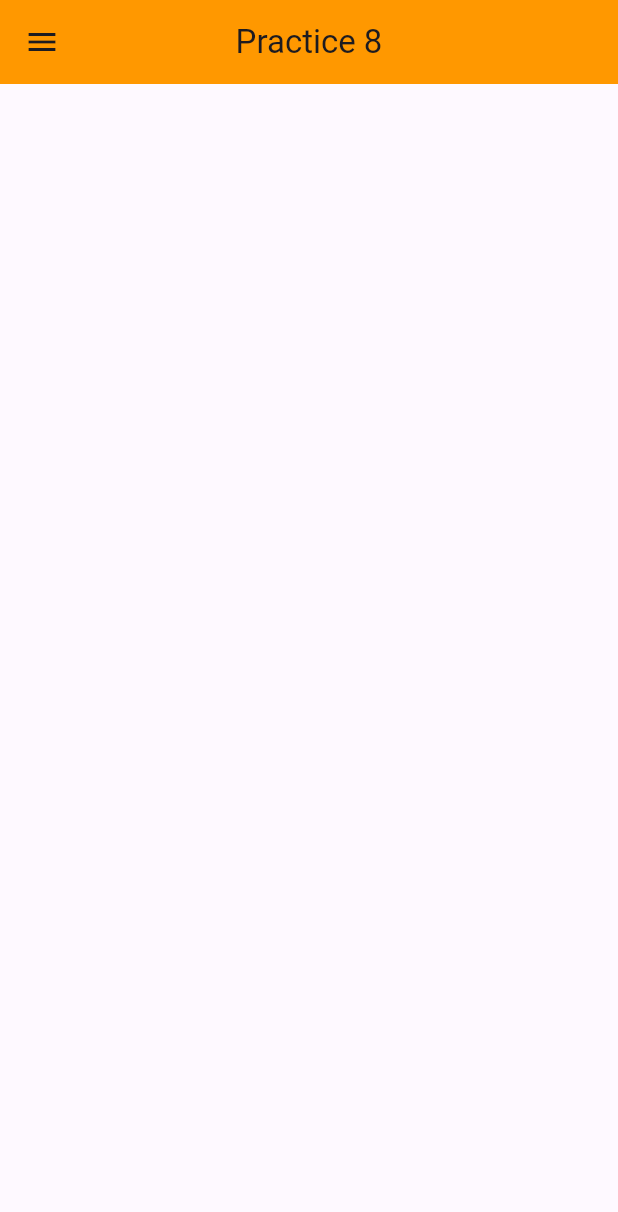
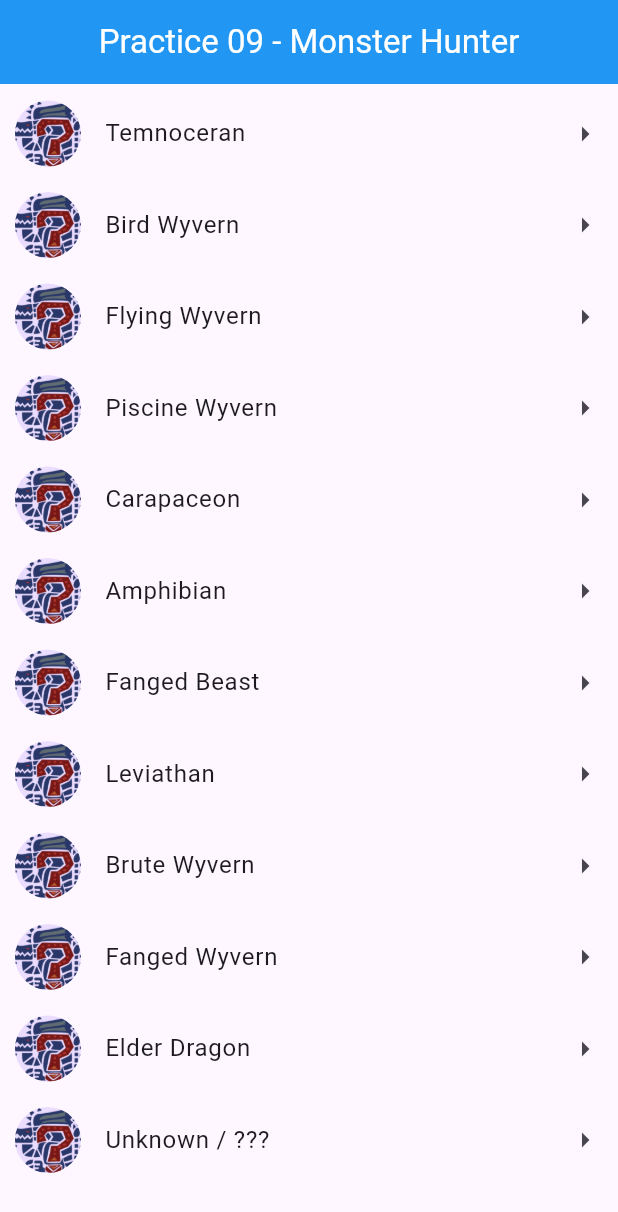
Before and after one commit to BlueMadnessVG/Flutter_CN, a Flutter app: the screen it shows after launch, on a phone screen of 412 x 824 dp. Shown: the top 1212 px of the screen. Run offline on Flutter 3.47's test engine with Material 2 defaults, Android fonts, the phone set to English and light mode, and no system bars.

Commit message:
practice 9

```diff
--- a/lib/main.dart
+++ b/lib/main.dart
@@ -1,5 +1,5 @@
 import 'package:flutter/material.dart';
-import 'package:flutter_application_1/src/HomaPage.dart';
+import 'package:flutter_application_1/src/list_page.dart';
 
 void main() {
   runApp(const MyApp());
@@ -33,7 +33,7 @@ class MyApp extends StatelessWidget {
       ),
       debugShowCheckedModeBanner: false,
       title: 'Practice 7',
-      home: const HomePage(),
+      home: const ListPage(),
     );
   }
 }
--- a/lib/src/HomaPage.dart
+++ /dev/null
@@ -1,29 +0,0 @@
-import 'package:flutter/material.dart';
-import 'package:flutter_application_1/src/main_drawer.dart';
-
-class HomePage extends StatefulWidget {
-  const HomePage({super.key});
-
-  @override
-  State<HomePage> createState() => _HomePageState();
-}
-
-class _HomePageState extends State<HomePage> {
-  @override
-  Widget build(BuildContext context) {
-    return Scaffold(
-      appBar: AppBar(
-        title: Text('Practice 8'),
-        elevation: 0.0,
-        centerTitle: true,
-        backgroundColor: Colors.orange,
-      ),
-      body: Container(
-        color: Colors.white30,
-      ),
-      drawer: Drawer(
-        child: MainDrawer(),
-      ),
-    );
-  }
-}
--- /dev/null
+++ b/lib/src/list_page.dart
@@ -0,0 +1,155 @@
+import 'package:flutter/material.dart';
+
+class ListPage extends StatelessWidget {
+  const ListPage({super.key});
+
+  @override
+  Widget build(BuildContext context) {
+    return Scaffold(
+      appBar: AppBar(
+        title: Text(
+          'Practice 09 - Monster Hunter',
+          style: TextStyle(color: Colors.white),
+        ),
+        centerTitle: true,
+        backgroundColor: Colors.blue,
+      ),
+      body: ListView(
+        children: [
+          ListTile(
+            contentPadding:
+                EdgeInsets.only(top: 5, left: 10, right: 10, bottom: 0.0),
+            title: Text('Temnoceran'),
+            leading: CircleAvatar(
+              radius: 22.0,
+              backgroundImage: AssetImage('assets/img/pngaaa.com-6740592.png'),
+            ),
+            trailing: Icon(Icons.arrow_right),
+            onTap: () {},
+          ),
+          ListTile(
+            contentPadding:
+                EdgeInsets.only(top: 5, left: 10, right: 10, bottom: 0.0),
+            title: Text('Bird Wyvern'),
+            leading: CircleAvatar(
+              radius: 22.0,
+              backgroundImage: AssetImage('assets/img/pngaaa.com-6740592.png'),
+            ),
+            trailing: Icon(Icons.arrow_right),
+            onTap: () {},
+          ),
+          ListTile(
+            contentPadding:
+                EdgeInsets.only(top: 5, left: 10, right: 10, bottom: 0.0),
+            title: Text('Flying Wyvern'),
+            leading: CircleAvatar(
+              radius: 22.0,
+              backgroundImage: AssetImage('assets/img/pngaaa.com-6740592.png'),
+            ),
+            trailing: Icon(Icons.arrow_right),
+            onTap: () {},
+          ),
+          ListTile(
+            contentPadding:
+                EdgeInsets.only(top: 5, left: 10, right: 10, bottom: 0.0),
+            title: Text('Piscine Wyvern'),
+            leading: CircleAvatar(
+              radius: 22.0,
+              backgroundImage: AssetImage('assets/img/pngaaa.com-6740592.png'),
+            ),
+            trailing: Icon(Icons.arrow_right),
+            onTap: () {},
+          ),
+          ListTile(
+            contentPadding:
+                EdgeInsets.only(top: 5, left: 10, right: 10, bottom: 0.0),
+            title: Text('Carapaceon'),
+            leading: CircleAvatar(
+              radius: 22.0,
+              backgroundImage: AssetImage('assets/img/pngaaa.com-6740592.png'),
+            ),
+            trailing: Icon(Icons.arrow_right),
+            onTap: () {},
+          ),
+          ListTile(
+            contentPadding:
+                EdgeInsets.only(top: 5, left: 10, right: 10, bottom: 0.0),
+            title: Text('Amphibian'),
+            leading: CircleAvatar(
+              radius: 22.0,
+              backgroundImage: AssetImage('assets/img/pngaaa.com-6740592.png'),
+            ),
+            trailing: Icon(Icons.arrow_right),
+            onTap: () {},
+          ),
+          ListTile(
+            contentPadding:
+                EdgeInsets.only(top: 5, left: 10, right: 10, bottom: 0.0),
+            title: Text('Fanged Beast'),
+            leading: CircleAvatar(
+              radius: 22.0,
+              backgroundImage: AssetImage('assets/img/pngaaa.com-6740592.png'),
+            ),
+            trailing: Icon(Icons.arrow_right),
+            onTap: () {},
+          ),
+          ListTile(
+            contentPadding:
+                EdgeInsets.only(top: 5, left: 10, right: 10, bottom: 0.0),
+            title: Text('Leviathan'),
+            leading: CircleAvatar(
+              radius: 22.0,
+              backgroundImage: AssetImage('assets/img/pngaaa.com-6740592.png'),
+            ),
+            trailing: Icon(Icons.arrow_right),
+            onTap: () {},
+          ),
+          ListTile(
+            contentPadding:
+                EdgeInsets.only(top: 5, left: 10, right: 10, bottom: 0.0),
+            title: Text('Brute Wyvern'),
+            leading: CircleAvatar(
+              radius: 22.0,
+              backgroundImage: AssetImage('assets/img/pngaaa.com-6740592.png'),
+            ),
+            trailing: Icon(Icons.arrow_right),
+            onTap: () {},
+          ),
+          ListTile(
+            contentPadding:
+                EdgeInsets.only(top: 5, left: 10, right: 10, bottom: 0.0),
+            title: Text('Fanged Wyvern'),
+            leading: CircleAvatar(
+              radius: 22.0,
+              backgroundImage: AssetImage('assets/img/pngaaa.com-6740592.png'),
+            ),
+            trailing: Icon(Icons.arrow_right),
+            onTap: () {},
+          ),
+          ListTile(
+            contentPadding:
+                EdgeInsets.only(top: 5, left: 10, right: 10, bottom: 0.0),
+            title: Text('Elder Dragon'),
+            leading: CircleAvatar(
+              radius: 22.0,
+              backgroundImage: AssetImage('assets/img/pngaaa.com-6740592.png'),
+            ),
+            trailing: Icon(Icons.arrow_right),
+            onTap: () {},
+          ),
+          ListTile(
+            contentPadding:
+                EdgeInsets.only(top: 5, left: 10, right: 10, bottom: 0.0),
+            title: Text('Unknown / ???'),
+            leading: CircleAvatar(
+              radius: 22.0,
+              backgroundImage: AssetImage('assets/img/pngaaa.com-6740592.png'),
+            ),
+            trailing: Icon(Icons.arrow_right),
+            onTap: () {},
+          ),
+        ],
+      ),
+    );
+  }
+}
--- a/lib/src/main_drawer.dart
+++ /dev/null
@@ -1,67 +0,0 @@
-import 'package:flutter/material.dart';
-
-class MainDrawer extends StatelessWidget {
-  const MainDrawer({super.key});
-
-  @override
-  Widget build(BuildContext context) {
-    return Column(
-      children: [
-        Container(
-          child: Padding(
-              padding: EdgeInsets.only(top: 50),
-              child: Column(
-                mainAxisAlignment: MainAxisAlignment.center,
-                crossAxisAlignment: CrossAxisAlignment.center,
-                children: [
-                  CircleAvatar(
-                    radius: 50.0,
-                    backgroundImage: AssetImage('assets/img/napoleon.jpg'),
-                    backgroundColor: Colors.white,
-                  ),
-                  SizedBox(height: 5.0),
-                  Text('There\'s nothing we can do',
-                      style: TextStyle(fontSize: 22.0)),
-                  SizedBox(height: 5.0),
-                  Text('\"Suena musica italiana\"',
-                      style: TextStyle(fontSize: 16.0)),
-                  SizedBox(height: 5.0),
-                ],
-              )),
-        ),
-        ListTile(
-          onTap: () {},
-          leading: Icon(
-            Icons.person,
-            color: Colors.black,
-          ),
-          title: Text('Profile'),
-        ),
-        ListTile(
-          onTap: () {},
-          leading: Icon(
-            Icons.inbox,
-            color: Colors.black,
-          ),
-          title: Text('InBox'),
-        ),
-        ListTile(
-          onTap: () {},
-          leading: Icon(
-            Icons.assessment,
-            color: Colors.black,
-          ),
-          title: Text('Dashboard'),
-        ),
-        ListTile(
-          onTap: () {},
-          leading: Icon(
-            Icons.settings,
-            color: Colors.black,
-          ),
-          title: Text('Settings'),
-        ),
-      ],
-    );
-  }
-}
```
Also changed, not shown: assets/img/pngaaa.com-6740592.png (added).
